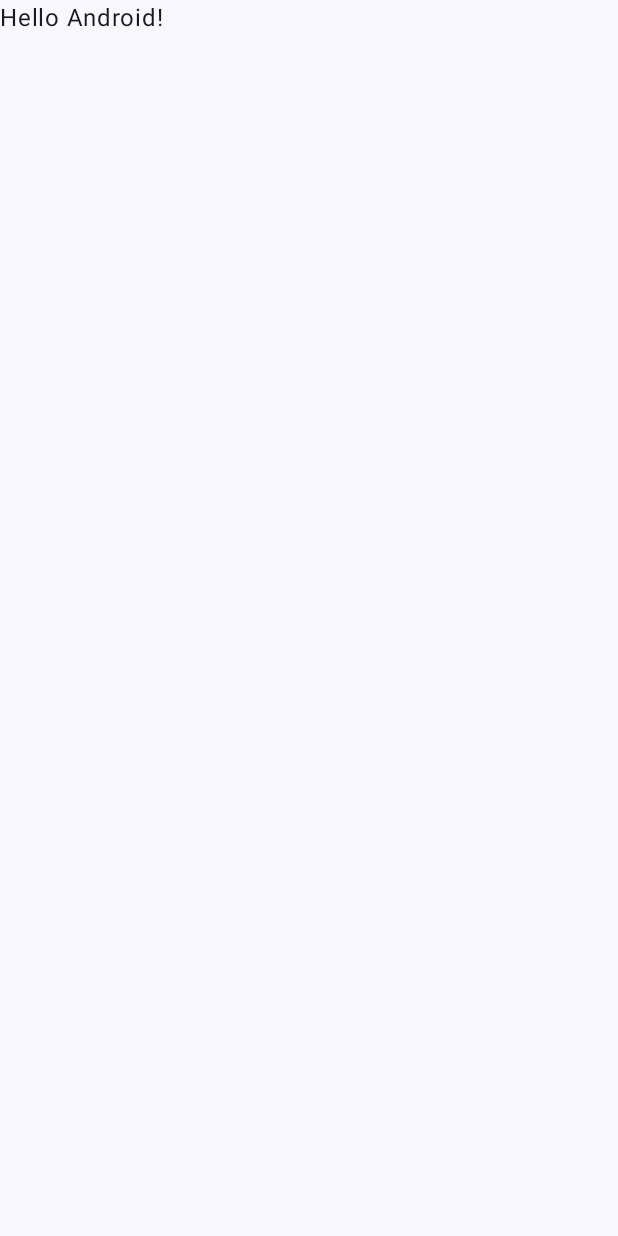
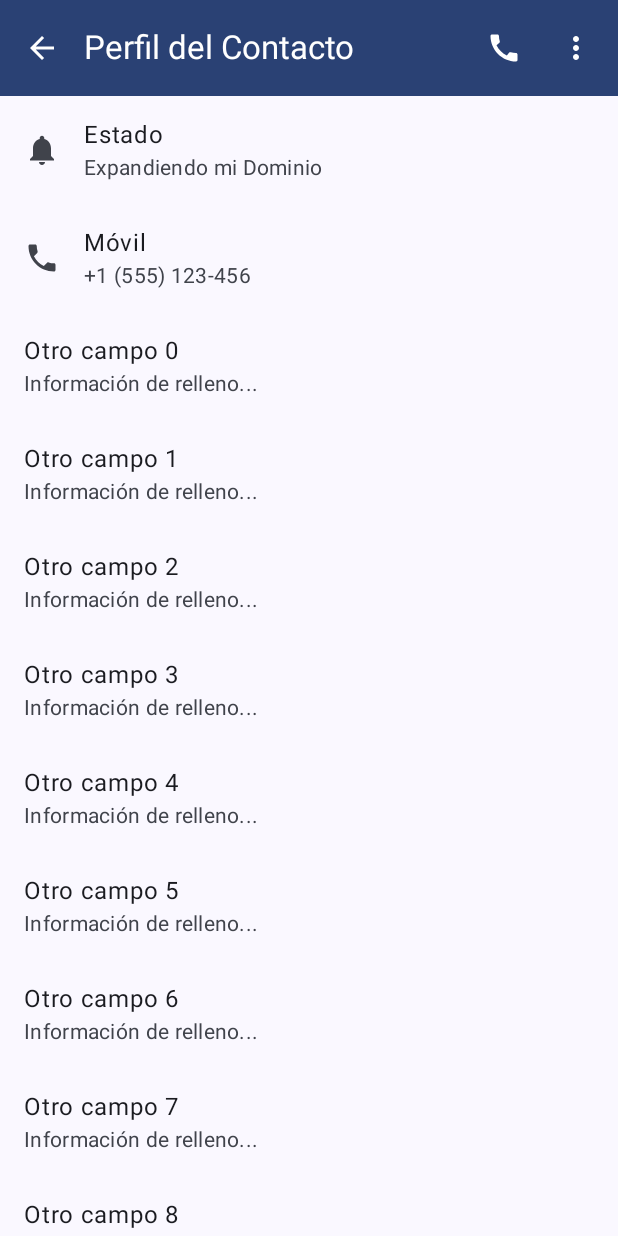
Before and after one commit to evertms/mobile-apps, an Android app built with Jetpack Compose: the screen it shows after launch (MainActivity), on a phone screen of 412 x 824 dp. Before the commit the screen is almost empty. Run offline under Robolectric (Android 15) with nearby library versions, the phone set to English and light mode, and no system bars.

Commit message:
feat: Uso de elementos de material design
Elementos usados:
- TopAppBar
- IconButton
- ListItem

Además, uso del layout que no utilicé: Scaffold.

También se cumple el requisito de listas de scroll con LazyColumn.

```diff
--- a/app/src/main/java/com/example/mobile_apps/MainActivity.kt
+++ b/app/src/main/java/com/example/mobile_apps/MainActivity.kt
@@ -3,45 +3,194 @@ package com.example.mobile_apps
 import android.os.Bundle
 import androidx.activity.ComponentActivity
 import androidx.activity.compose.setContent
-import androidx.activity.enableEdgeToEdge
+import androidx.compose.foundation.Image
+import androidx.compose.foundation.layout.Arrangement
+import androidx.compose.foundation.layout.Column
+import androidx.compose.foundation.layout.Spacer
 import androidx.compose.foundation.layout.fillMaxSize
+import androidx.compose.foundation.layout.height
 import androidx.compose.foundation.layout.padding
+import androidx.compose.foundation.layout.size
+import androidx.compose.foundation.lazy.LazyColumn
+import androidx.compose.foundation.shape.CircleShape
+import androidx.compose.material.icons.Icons
+import androidx.compose.material.icons.automirrored.filled.ArrowBack
+import androidx.compose.material.icons.filled.Call
+import androidx.compose.material.icons.filled.MoreVert
+import androidx.compose.material.icons.filled.Notifications
+import androidx.compose.material.icons.filled.Phone
+import androidx.compose.material3.ExperimentalMaterial3Api
+import androidx.compose.material3.Icon
+import androidx.compose.material3.IconButton
+import androidx.compose.material3.ListItem
+import androidx.compose.material3.MaterialTheme
 import androidx.compose.material3.Scaffold
+import androidx.compose.material3.Surface
 import androidx.compose.material3.Text
+import androidx.compose.material3.TopAppBar
+import androidx.compose.material3.TopAppBarDefaults
 import androidx.compose.runtime.Composable
+import androidx.compose.ui.Alignment
 import androidx.compose.ui.Modifier
+import androidx.compose.ui.draw.clip
+import androidx.compose.ui.graphics.Color
+import androidx.compose.ui.layout.ContentScale
+import androidx.compose.ui.res.dimensionResource
+import androidx.compose.ui.res.painterResource
+import androidx.compose.ui.res.stringResource
+import androidx.compose.ui.text.font.FontWeight
 import androidx.compose.ui.tooling.preview.Preview
+import androidx.compose.ui.unit.dp
+import androidx.compose.ui.unit.sp
 import com.example.mobile_apps.ui.theme.MobileappsTheme
 
 class MainActivity : ComponentActivity() {
     override fun onCreate(savedInstanceState: Bundle?) {
         super.onCreate(savedInstanceState)
-        enableEdgeToEdge()
         setContent {
             MobileappsTheme {
-                Scaffold(modifier = Modifier.fillMaxSize()) { innerPadding ->
-                    Greeting(
-                        name = "Android",
-                        modifier = Modifier.padding(innerPadding)
-                    )
+                Surface(
+                    modifier = Modifier.fillMaxSize(),
+                    color = MaterialTheme.colorScheme.background
+                ) {
+                    ContactProfileScreen()
                 }
             }
         }
     }
 }
 
+// Usamos @OptIn para la TopAppBar, que es experimental
+@OptIn(ExperimentalMaterial3Api::class)
 @Composable
-fun Greeting(name: String, modifier: Modifier = Modifier) {
-    Text(
-        text = "Hello $name!",
-        modifier = modifier
-    )
+fun ContactProfileScreen() {
+
+    // --- REQUISITO: 3 COMPONENTES MATERIAL ---
+    // REQUISITO: USAR UN LAYOUT QUE NO USAMOS
+    // Componente layout no usado
+    // Nos da la estructura base (barra superior, contenido)
+    Scaffold(
+        topBar = {
+            // Componente MD #1: TopAppBar
+            TopAppBar(
+                title = { Text("Perfil del Contacto") }, // Título de la barra
+                colors = TopAppBarDefaults.topAppBarColors(
+                    containerColor = MaterialTheme.colorScheme.primary, // Color de fondo
+                    titleContentColor = Color.White, // Color del título
+                    actionIconContentColor = Color.White, // Color de los iconos
+                    navigationIconContentColor = Color.White
+                ),
+                navigationIcon = {
+                    // Componente MD #2: IconButton (para navegación)
+                    IconButton(onClick = { /* Acción al presionar 'atrás' */ }) {
+                        Icon(Icons.AutoMirrored.Filled.ArrowBack, contentDescription = "Atrás")
+                    }
+                },
+                actions = {
+                    // Otros IconButton
+                    IconButton(onClick = { }) {
+                        Icon(Icons.Default.Call, contentDescription = "Llamar")
+                    }
+
+                    IconButton(onClick = { }) {
+                        Icon(Icons.Default.MoreVert, contentDescription = "Menú")
+                    }
+                }
+            )
+        }
+    ) { paddingValues ->
+
+        // --- REQUISITO: LISTA Y SCROLL ---
+        // Componente: LazyColumn
+        // Ocupa el espacio de contenido que nos da el Scaffold
+        LazyColumn(
+            modifier = Modifier
+                .fillMaxSize()
+                .padding(paddingValues), // Importante: aplicar el padding del Scaffold
+            horizontalAlignment = Alignment.CenterHorizontally // Centra todo el contenido
+        ) {
+
+            // --- REQUISITO: RECURSOS ---
+            // Este es el primer "item" de nuestra lista
+            item {
+                //ProfileHeader()
+            }
+
+            // Estos son los otros "items" de la lista
+            // Usamos un componente Material 'ListItem' para cada fila
+
+            item {
+                // Componente MD #3: ListItem
+                ListItem(
+                    headlineContent = { Text("Estado") },
+                    supportingContent = { Text("Expandiendo mi Dominio") },
+                    leadingContent = {
+                        Icon(Icons.Default.Notifications, contentDescription = "Estado")
+                    }
+                )
+            }
+
+            item {
+                ListItem(
+                    headlineContent = { Text("Móvil") },
+                    supportingContent = { Text("+1 (555) 123-456") },
+                    leadingContent = {
+                        Icon(Icons.Default.Phone, contentDescription = "Móvil")
+                    }
+                )
+            }
+
+            // Añadimos items extra para forzar el SCROLL
+            items(10) { index ->
+                ListItem(
+                    headlineContent = { Text("Otro campo $index") },
+                    supportingContent = { Text("Información de relleno...") }
+                )
+            }
+        }
+    }
 }
+
+/*@Composable
+fun ProfileHeader() {
+    Column(
+        horizontalAlignment = Alignment.CenterHorizontally,
+        verticalArrangement = Arrangement.Center,
+        modifier = Modifier.padding(vertical = 32.dp)
+    ) {
+        // --- REQUISITO RECURSO #1: Imagen (Drawable) ---
+        Image(
+            painter = painterResource(id = R.drawable.profile_pic),
+            contentDescription = "Foto de perfil",
+            contentScale = ContentScale.Crop, // Para que la imagen llene el círculo
+            modifier = Modifier
+                // --- REQUISITO RECURSO #2: Dimensión (Dimen) ---
+                .size(dimensionResource(id = R.dimen.profile_pic_size))
+                .clip(CircleShape) // Recorta la imagen en forma de círculo
+        )
+
+        Spacer(modifier = Modifier.height(16.dp))
+
+        // --- REQUISITO RECURSO #3: Texto (String) ---
+        Text(
+            text = stringResource(id = R.string.contact_name),
+            fontSize = 24.sp,
+            fontWeight = FontWeight.Bold
+        )
+
+        Text(
+            text = "En línea",
+            fontSize = 16.sp,
+            color = Color.Gray
+        )
+    }
+}
+*/
 
 @Preview(showBackground = true)
 @Composable
-fun GreetingPreview() {
+fun ContactProfilePreview() {
     MobileappsTheme {
-        Greeting("Android")
+        ContactProfileScreen()
     }
 }
```
